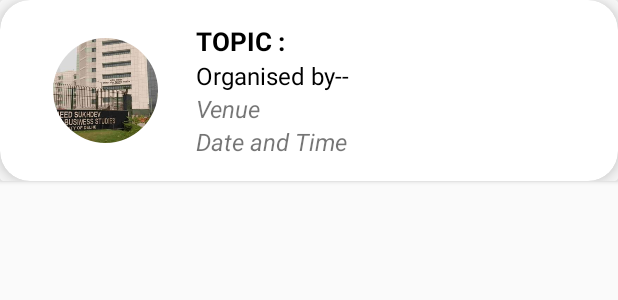
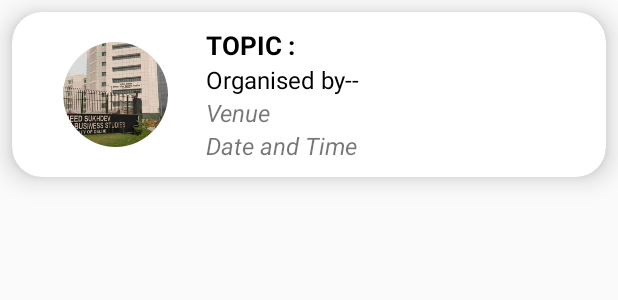
Before and after one commit to Prashant-123/SSCBS, an Android app: the layout list_item.xml on its own in the app's theme, with its tools: preview values and no code run, on a phone screen of 412 x 824 dp. Shown: the top 300 px of the screen. Run offline under Robolectric (Android 15) with nearby library versions, the light colour scheme and no system bars.

Commit message:
Apk success

```diff
--- a/app/build.gradle
+++ b/app/build.gradle
@@ -11,6 +11,7 @@ android {
         minSdkVersion 16
         targetSdkVersion 26
         versionCode 1
+        multiDexEnabled true
         versionName "1.0"
         testInstrumentationRunner "android.support.test.runner.AndroidJUnitRunner"
     }
--- a/app/src/main/java/com/cbs/sscbs/CreateEvent.java
+++ b/app/src/main/java/com/cbs/sscbs/CreateEvent.java
@@ -95,6 +95,7 @@ public class CreateEvent extends AppCompatActivity {
         EditText et3 = (EditText) findViewById(R.id.newVenue);
 
 
+
         DataClass data = new DataClass(et1.getText().toString(), et2.getText().toString(), et3.getText().toString(), et4, sot , img);
         database = FirebaseDatabase.getInstance();
         databaseRef = database.getReference();
--- a/app/src/main/java/com/cbs/sscbs/Events.java
+++ b/app/src/main/java/com/cbs/sscbs/Events.java
@@ -16,6 +16,7 @@ import android.view.View;
 import android.widget.CheckBox;
 import android.widget.CompoundButton;
 import android.widget.EditText;
+import android.widget.ImageView;
 import android.widget.Toast;
 
 import com.google.android.gms.tasks.OnSuccessListener;
@@ -27,6 +28,7 @@ import com.google.firebase.database.FirebaseDatabase;
 import com.google.firebase.firestore.DocumentReference;
 import com.google.firebase.firestore.DocumentSnapshot;
 import com.google.firebase.firestore.FirebaseFirestore;
+import com.squareup.picasso.Picasso;
 
 import java.util.ArrayList;
 
@@ -36,6 +38,7 @@ public class Events extends AppCompatActivity {
     public static final String PASSWORD = "password";
     private FirebaseDatabase database;
     private DatabaseReference databaseRef;
+    ImageView imageView ;
 
     int count, i=1;
     public ArrayList<DataClass> data = new ArrayList<>();
@@ -61,8 +64,13 @@ public class Events extends AppCompatActivity {
                 i++;
                 count = (int) dataSnapshot.getChildrenCount();
                 DataClass newData = dataSnapshot.getValue(DataClass.class);
-               // if(newData.getOrganiser().toString().compareTo("Blitz")==0)
-                //newData.setImg(R.drawable.event_button);
+                if(newData.getOrganiser().toString().compareTo("Blitz")==0)
+                {newData.setImg(R.drawable.event_button);}
+                else
+                { newData.setImg(R.drawable.contact_logo); }
+//                String imageUri = "https://i.imgur.com/tGbaZCY.jpg";
+//                imageView = (ImageView) findViewById(R.id.eventImage);
+//                Picasso.with(getApplicationContext()).load(imageUri).into(imageView);
                 data.add(newData);
                 adapter.notifyDataSetChanged();
             }
--- a/app/src/main/java/com/cbs/sscbs/EventsAdapter.java
+++ b/app/src/main/java/com/cbs/sscbs/EventsAdapter.java
@@ -7,6 +7,8 @@ import android.view.View;
 import android.view.ViewGroup;
 import android.widget.ImageView;
 import android.widget.TextView;
+
+import com.squareup.picasso.Picasso;
 
 import java.util.List;
 
@@ -68,7 +70,7 @@ import java.util.List;
             this.date.setText(currentObject.getTime());
             this.organiser.setText(currentObject.getOrganiser());
             this.venue.setText(currentObject.getVenue());
-            //this.img.setImageResource((currentObject.getImg()));
+            this.img.setImageResource((currentObject.getImg()));
             this.currentObject = currentObject;
         }
     }
--- a/app/src/main/java/com/cbs/sscbs/Fragments/Events_Frag.kt
+++ b/app/src/main/java/com/cbs/sscbs/Fragments/Events_Frag.kt
@@ -23,16 +23,13 @@ class Events_Frag : Fragment() {
     override fun onCreateView(inflater: LayoutInflater?, container: ViewGroup?, savedInstanceState: Bundle?): View? {
         val view = inflater!!.inflate(R.layout.activity_events, container, false)
 
+        val intent: Intent = Intent(context, Events::class.java)
+        startActivity(intent)
         activity.toolbar.setTitle("Events")
+
         return view
     }
 
-    override fun onViewCreated(view: View?, savedInstanceState: Bundle?) {
-        super.onViewCreated(view, savedInstanceState)
-
-        val intent: Intent = Intent(context, Events::class.java)
-        startActivity(intent)
-    }
 
     companion object {
 
--- a/app/src/main/res/layout/list_item.xml
+++ b/app/src/main/res/layout/list_item.xml
@@ -1,33 +1,34 @@
 <?xml version="1.0" encoding="utf-8"?>
-<android.support.v7.widget.CardView
-    xmlns:android="http://schemas.android.com/apk/res/android"
-    xmlns:app="http://schemas.android.com/apk/res-auto"
-    android:layout_width="match_parent"
-    android:layout_height="wrap_content"
-    android:orientation="vertical"
-    >
+
 
     <android.support.v7.widget.CardView
         android:id="@+id/c1"
+        xmlns:android="http://schemas.android.com/apk/res/android"
+        xmlns:app="http://schemas.android.com/apk/res-auto"
         android:layout_width="match_parent"
         android:layout_height="wrap_content"
+        android:layout_margin="8dp"
         android:orientation="vertical"
-        app:cardElevation="10dp"
-        app:cardCornerRadius="20dp">
+        app:cardCornerRadius="20dp"
+        app:cardElevation="10dp">
 
-        <LinearLayout
-            android:id="@+id/r1"
-            android:padding="15dp"
+        <RelativeLayout
             android:layout_width="match_parent"
-            android:layout_height="match_parent">
+            android:layout_height="wrap_content"
+            android:layout_margin="10dp">
+
 
             <de.hdodenhof.circleimageview.CircleImageView
+                android:id="@+id/eventImage"
                 android:layout_width="70dp"
                 android:layout_height="70dp"
-                android:id="@+id/eventImage"
+                android:layout_alignParentLeft="true"
+                android:layout_alignParentStart="true"
+                android:layout_centerVertical="true"
                 android:layout_gravity="center"
-                android:layout_marginLeft="20dp"
-                android:src="@drawable/contact_logo"/>
+                android:layout_marginLeft="24dp"
+                android:layout_marginStart="24dp"
+                android:src="@drawable/contact_logo" />
 
             <LinearLayout
                 android:layout_width="match_parent"
@@ -75,7 +76,6 @@
                         android:textSize="16dp"
                         android:textStyle="italic" />
                 </LinearLayout>
-        </LinearLayout>
+        </RelativeLayout>
 
     </android.support.v7.widget.CardView>
-</android.support.v7.widget.CardView>
```
